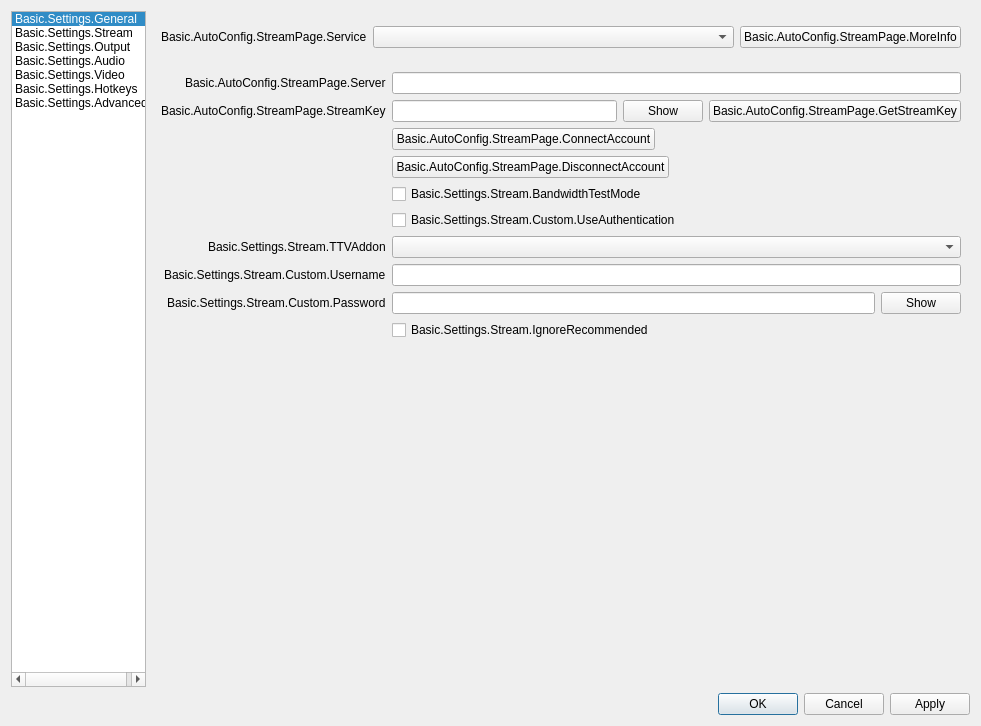
The window that UI/forms/OBSBasicSettings.ui (obsproject/obs-studio) describes before a commit, drawn with Qt 5.
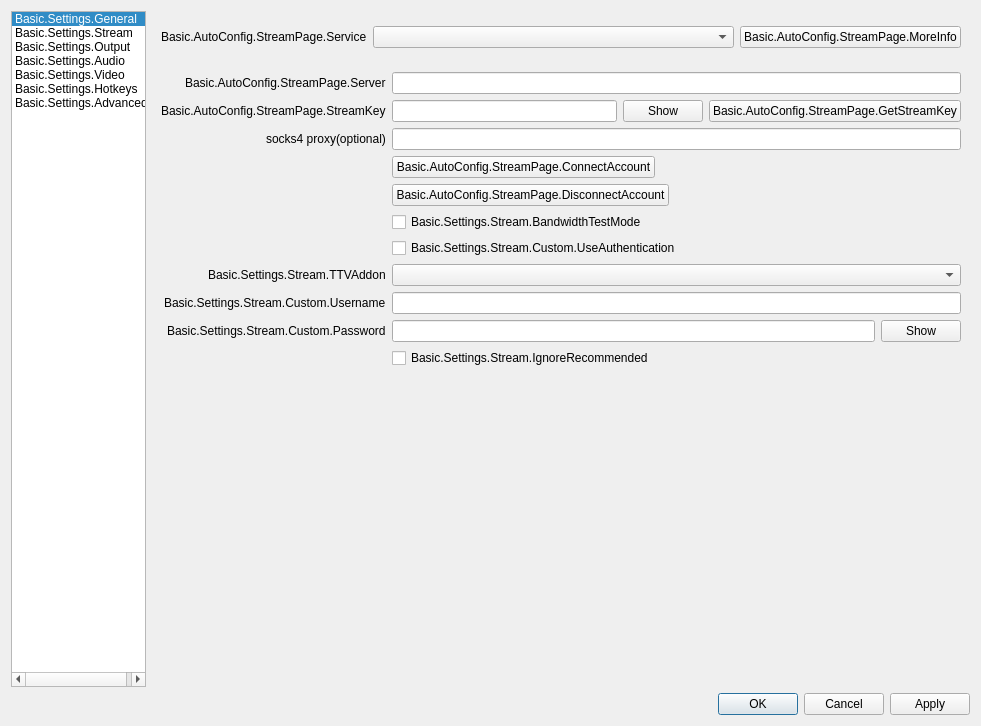
The same window after the commit. The open tabs and pages were chosen to show the change. Icons and pictures are not drawn. Custom widgets are drawn as their Qt base class.

Commit message: UI: Add support for SOCKS4 proxy

The edit to the form file:
```diff
--- a/UI/forms/OBSBasicSettings.ui
+++ b/UI/forms/OBSBasicSettings.ui
@@ -1102,6 +1102,38 @@
                </layout>
               </widget>
              </item>
+             <item row="2" column="0">
+              <widget class="QLabel" name="socksProxyLabel">
+               <property name="text">
+                <string>socks4 proxy(optional)</string>
+               </property>
+              </widget>
+             </item>
+             <item row="2" column="1">
+              <widget class="QWidget" name="socksProxyWidget" native="true">
+               <layout class="QHBoxLayout" name="horizontalLayout_30">
+                <property name="leftMargin">
+                 <number>0</number>
+                </property>
+                <property name="topMargin">
+                 <number>0</number>
+                </property>
+                <property name="rightMargin">
+                 <number>0</number>
+                </property>
+                <property name="bottomMargin">
+                 <number>0</number>
+                </property>
+                <item>
+                 <widget class="QLineEdit" name="socksProxy">
+                  <property name="text">
+                   <string notr="true"/>
+                  </property>
+                 </widget>
+                </item>
+               </layout>
+              </widget>
+             </item>
              <item row="3" column="0">
               <spacer name="horizontalSpacer_18">
                <property name="orientation">
```
Left out of the diff: 1 changed line with no effect on the pictures. The commit also changes 2 other files.
